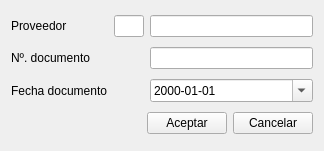
Ladis72/tienda, file pedidonuevo.ui: the form before one commit.
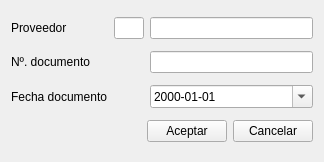
The form after the commit.

```diff
--- a/pedidonuevo.ui
+++ b/pedidonuevo.ui
@@ -7,7 +7,7 @@
     <x>0</x>
     <y>0</y>
     <width>324</width>
-    <height>151</height>
+    <height>162</height>
    </rect>
   </property>
   <property name="windowTitle">
```
Left out of the diff: 2 changed lines with no effect on the pictures.
